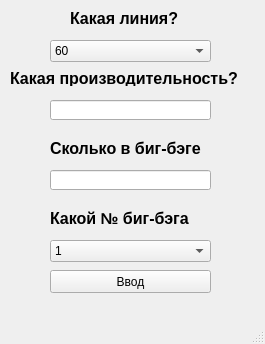
Qt form menu_tonn.ui (Fylew/Pyqt5) before a commit.
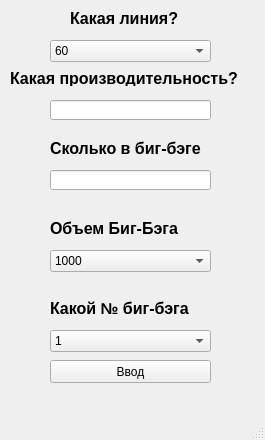
The same form after that commit.

What changed in the file:
```diff
--- a/menu_tonn.ui
+++ b/menu_tonn.ui
@@ -7,7 +7,7 @@
     <x>0</x>
     <y>0</y>
     <width>265</width>
-    <height>344</height>
+    <height>440</height>
    </rect>
   </property>
   <property name="windowTitle">
@@ -78,7 +78,7 @@
     <property name="geometry">
      <rect>
       <x>50</x>
-      <y>210</y>
+      <y>300</y>
       <width>171</width>
       <height>16</height>
      </rect>
@@ -138,7 +138,7 @@
     <property name="geometry">
      <rect>
       <x>50</x>
-      <y>240</y>
+      <y>330</y>
       <width>161</width>
       <height>22</height>
      </rect>
@@ -248,7 +248,7 @@
     <property name="geometry">
      <rect>
       <x>50</x>
-      <y>270</y>
+      <y>360</y>
       <width>161</width>
       <height>23</height>
      </rect>
@@ -257,6 +257,46 @@
      <string>Ввод</string>
     </property>
    </widget>
+   <widget class="QLabel" name="label_5">
+    <property name="geometry">
+     <rect>
+      <x>50</x>
+      <y>220</y>
+      <width>171</width>
+      <height>16</height>
+     </rect>
+    </property>
+    <property name="font">
+     <font>
+      <pointsize>12</pointsize>
+      <weight>75</weight>
+      <bold>true</bold>
+     </font>
+    </property>
+    <property name="text">
+     <string>Объем Биг-Бэга</string>
+    </property>
+   </widget>
+   <widget class="QComboBox" name="comboBox">
+    <property name="geometry">
+     <rect>
+      <x>50</x>
+      <y>250</y>
+      <width>161</width>
+      <height>22</height>
+     </rect>
+    </property>
+    <item>
+     <property name="text">
+      <string>1000</string>
+     </property>
+    </item>
+    <item>
+     <property name="text">
+      <string>800</string>
+     </property>
+    </item>
+   </widget>
   </widget>
   <widget class="QMenuBar" name="menubar">
    <property name="geometry">
```
